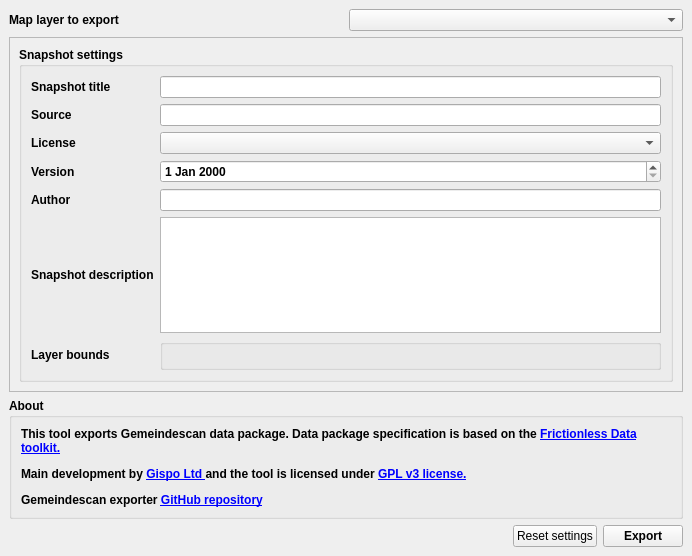
cividi/spatial-data-package-export, file GemeindescanExporter/resources/ui/main_dialog_dock.ui: the form before one commit.
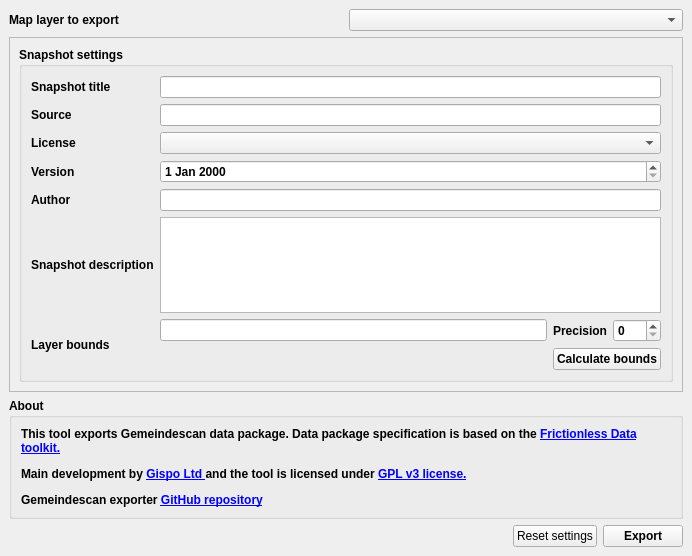
The form after the commit. Custom widgets are drawn as their Qt base class.

Commit message: Improve dialogs and add support for extent

What changed in the file:
```diff
--- a/GemeindescanExporter/resources/ui/main_dialog_dock.ui
+++ b/GemeindescanExporter/resources/ui/main_dialog_dock.ui
@@ -48,9 +48,9 @@
        <property name="geometry">
         <rect>
          <x>0</x>
-         <y>0</y>
+         <y>-42</y>
          <width>658</width>
-         <height>455</height>
+         <height>351</height>
         </rect>
        </property>
        <layout class="QVBoxLayout" name="verticalLayout_10">
@@ -111,9 +111,6 @@
            <item row="5" column="1">
             <widget class="QTextEdit" name="descriptionInput"/>
            </item>
-           <item row="6" column="1">
-            <widget class="QgsExtentGroupBox" name="extentInput"/>
-           </item>
            <item row="1" column="1">
             <widget class="QLineEdit" name="sourceInput"/>
            </item>
@@ -148,6 +145,30 @@
              </property>
             </widget>
            </item>
+           <item row="6" column="1">
+            <layout class="QGridLayout" name="gridLayout_2">
+             <item row="1" column="1" colspan="2">
+              <widget class="QPushButton" name="btn_calculate_extent">
+               <property name="text">
+                <string>Calculate bounds</string>
+               </property>
+              </widget>
+             </item>
+             <item row="0" column="2">
+              <widget class="QSpinBox" name="sb_extent_precision"/>
+             </item>
+             <item row="0" column="0">
+              <widget class="QLineEdit" name="le_extent"/>
+             </item>
+             <item row="0" column="1">
+              <widget class="QLabel" name="label">
+               <property name="text">
+                <string>Precision</string>
+               </property>
+              </widget>
+             </item>
+            </layout>
+           </item>
           </layout>
          </widget>
         </item>
@@ -236,12 +257,6 @@
    <header>qgscollapsiblegroupbox.h</header>
    <container>1</container>
   </customwidget>
-  <customwidget>
-   <class>QgsExtentGroupBox</class>
-   <extends>QgsCollapsibleGroupBox</extends>
-   <header>qgsextentgroupbox.h</header>
-   <container>1</container>
-  </customwidget>
   <customwidget>
    <class>QgsMapLayerComboBox</class>
    <extends>QComboBox</extends>
```
The commit also changes 8 other files.
